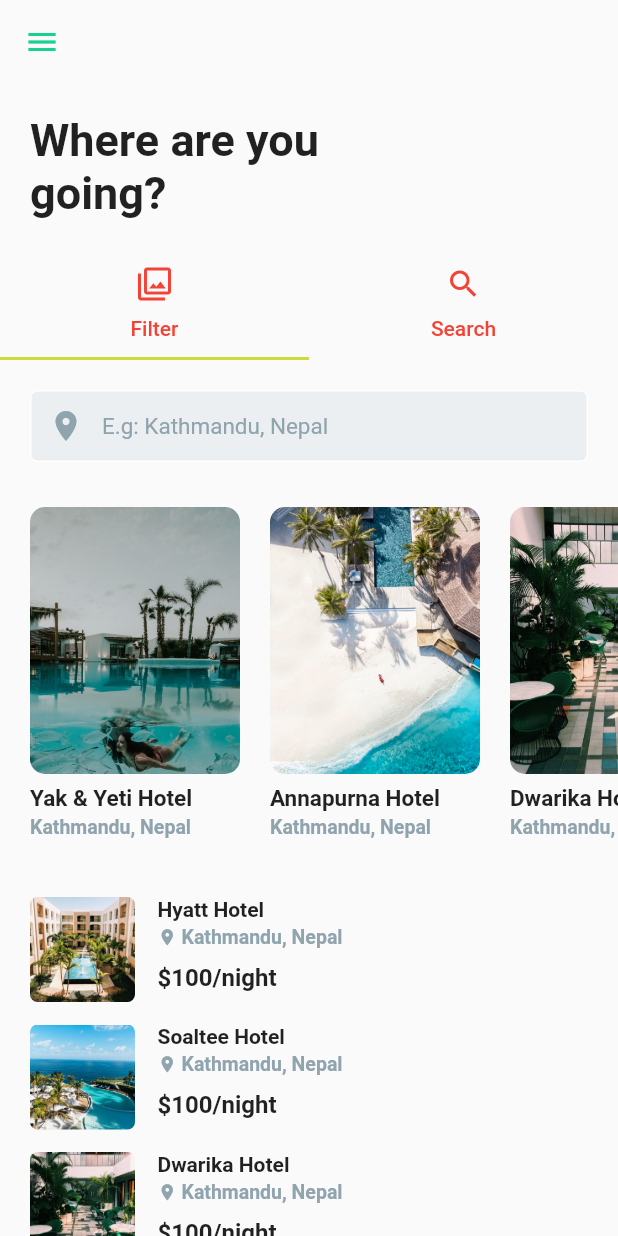
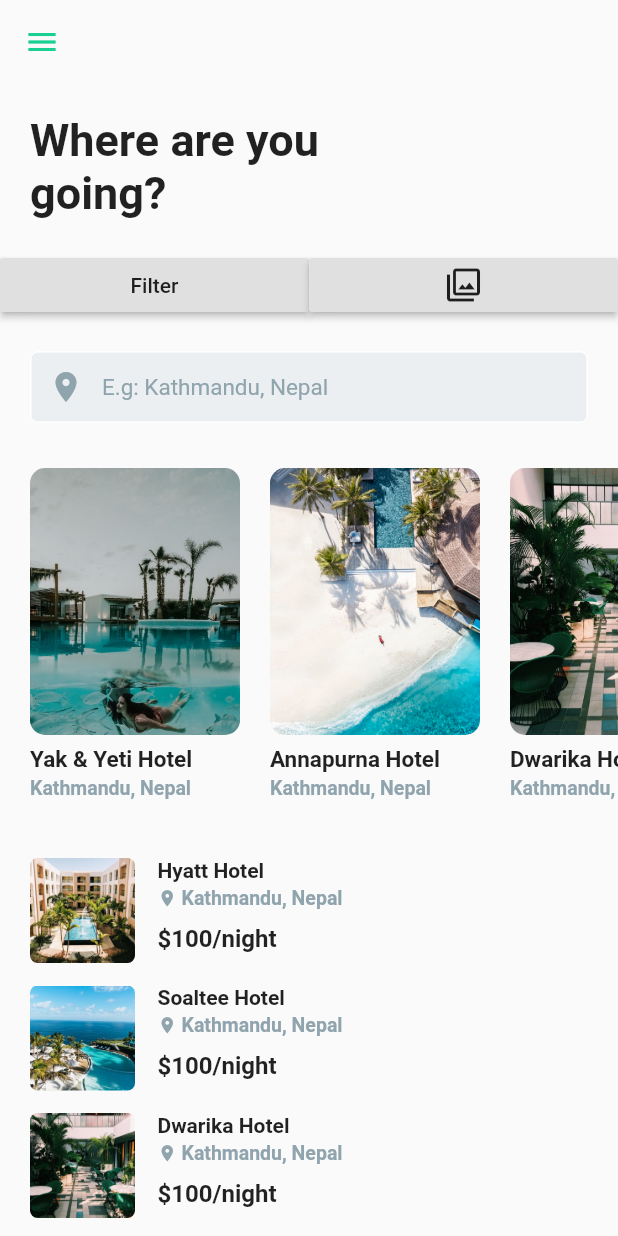
Before and after one commit to MohitP197-zz/Flutter-Laravel-Travel-App, a Flutter app: the AllHotels screen opened directly, on a phone screen of 412 x 824 dp. Run offline on Flutter 3.47's test engine with Material 2 defaults, Android fonts, the phone set to English and light mode, and no system bars.

Commit message:
Filter buttons

```diff
--- a/lib/pages/Hotelss/allHotels.dart
+++ b/lib/pages/Hotelss/allHotels.dart
@@ -41,30 +41,23 @@ class _AllHotelsState extends State<AllHotels> {
               ),
             ),
           ),
-          DefaultTabController(
-          length: 2,
 
-          child: TabBar(
-            indicatorColor: Colors.lime,
-                tabs: [
-                  Tab(icon: Icon(Icons.filter, color: Colors.red,), child: Text(
-                    "Filter",
-                    style: TextStyle(
-                      color: Colors.red,
+           Row(children: <Widget>[
+                    Expanded(
+                      child: RaisedButton(
+                        child: Text("Filter"),
+                        onPressed: () => null,
+                      ),
                     ),
-                  ),
-                ),
 
-                  Tab(icon: Icon(Icons.search, color: Colors.red,),child: Text(
-                     "Search",
-                    style: TextStyle(
-                      color: Colors.red,
-                    ),
-                  ),
-                  ),
-                ],
-              ),
-            ),
+                    Expanded(
+                      child: RaisedButton(
+                        // child: Text("Search"),
+                        child: Icon(Icons.filter),
+                        onPressed: () => null,
+                      ),
+                    )
+                  ]),
 
           Padding(
             padding: EdgeInsets.all(20),
```
Also changed, not shown: pubspec.lock, 1 other file.
